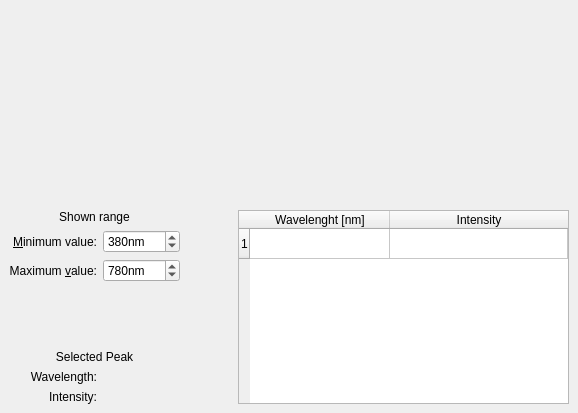
The window that src/spectrumview.ui (KDE/kalzium) describes before a commit, drawn with Qt 5.
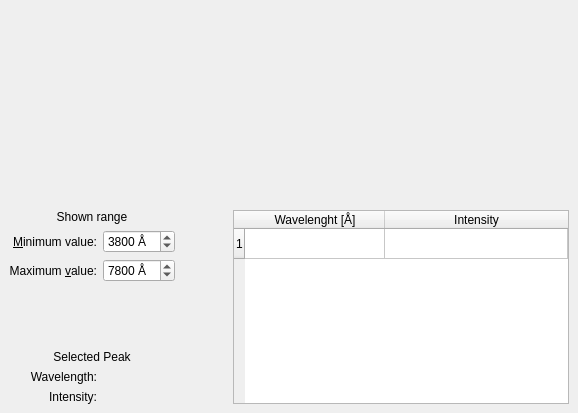
The same window after the commit. Custom widgets are drawn as their Qt base class.

Commit message: Fixed the nm Å issue. Why is the date in Å anyway?

```diff
--- a/src/spectrumview.ui
+++ b/src/spectrumview.ui
@@ -78,7 +78,7 @@
         <string>This sets the leftmost wavelength of the spectrum.</string>
        </property>
        <property name="suffix">
-        <string>nm</string>
+        <string> Å</string>
        </property>
        <property name="minimum">
         <number>1</number>
@@ -87,7 +87,7 @@
         <number>40000</number>
        </property>
        <property name="value">
-        <number>380</number>
+        <number>3800</number>
        </property>
       </widget>
      </item>
@@ -113,7 +113,7 @@
         <string>This sets the rightmost wavelength of the spectrum.</string>
        </property>
        <property name="suffix">
-        <string>nm</string>
+        <string> Å</string>
        </property>
        <property name="minimum">
         <number>1</number>
@@ -122,7 +122,7 @@
         <number>40000</number>
        </property>
        <property name="value">
-        <number>780</number>
+        <number>7800</number>
        </property>
       </widget>
      </item>
@@ -191,7 +191,7 @@
      </row>
      <column>
       <property name="text">
-       <string>Wavelenght [nm]</string>
+       <string>Wavelenght [Å]</string>
       </property>
      </column>
      <column>
```
The commit also changes 2 other files.
